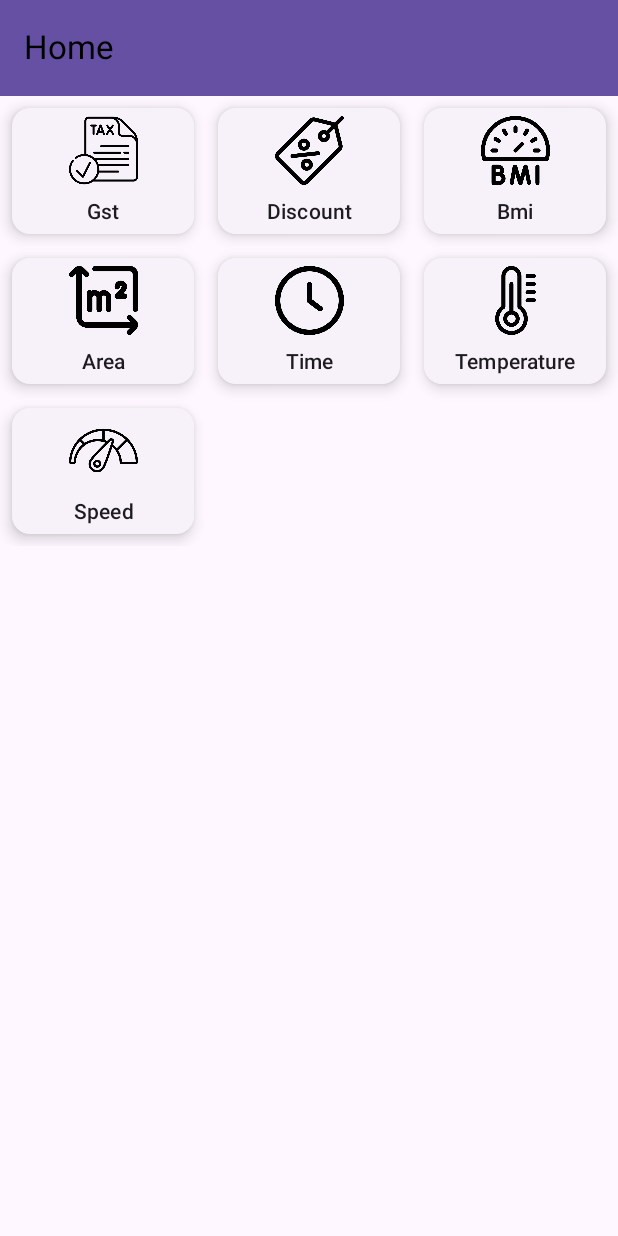
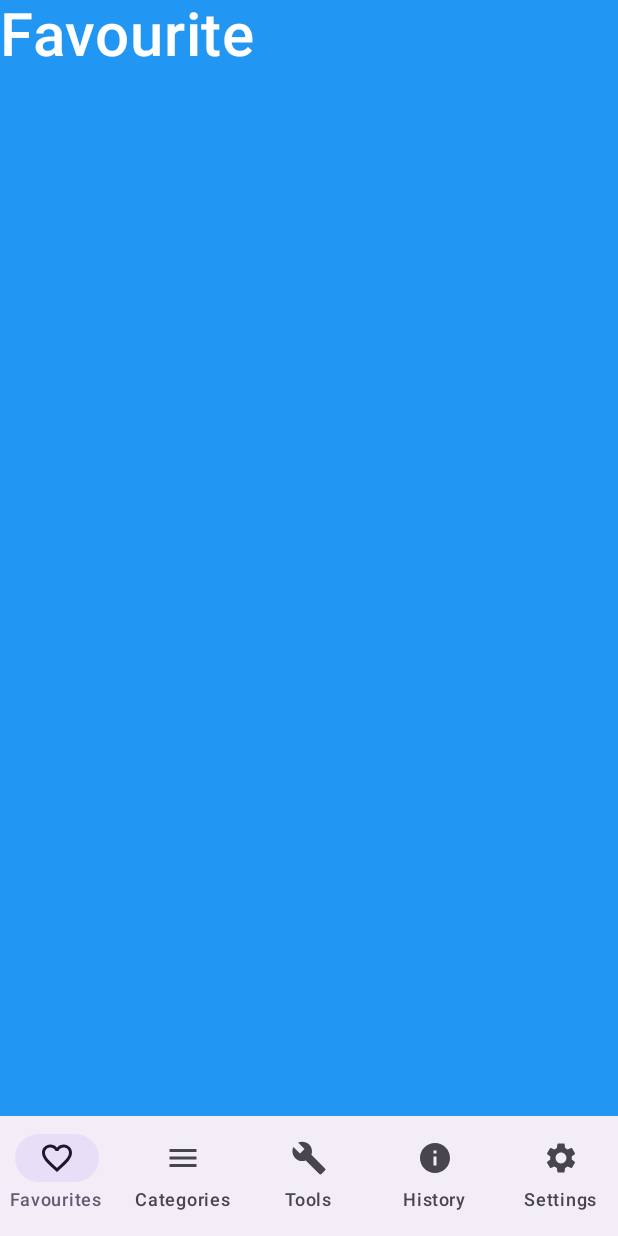
Before and after one commit to arghadasofficial/unit-converterx-android, an Android app built with Jetpack Compose: the screen it shows after launch (MainActivity), on a phone screen of 412 x 824 dp. Run offline under Robolectric (Android 15) with nearby library versions, the phone set to English and light mode, and no system bars; our stand-ins replace Dagger/Hilt's generated code.

Commit message:
BottomNavigation added

```diff
--- a/app/build.gradle.kts
+++ b/app/build.gradle.kts
@@ -13,8 +13,8 @@ android {
         applicationId = "com.scriptintech.unitconverterx"
         minSdk = 24
         targetSdk = 34
-        versionCode = 123
-        versionName = "1.0"
+        versionCode = 124
+        versionName = "1.2"
 
         testInstrumentationRunner = "androidx.test.runner.AndroidJUnitRunner"
         vectorDrawables {
--- a/app/src/main/java/com/scriptintech/unitconverterx/MainActivity.kt
+++ b/app/src/main/java/com/scriptintech/unitconverterx/MainActivity.kt
@@ -9,6 +9,7 @@ import androidx.compose.material3.Surface
 import androidx.compose.runtime.Composable
 import androidx.compose.ui.Modifier
 import com.scriptintech.unitconverterx.navigations.UnitNavigation
+import com.scriptintech.unitconverterx.screens.MainScreen
 import com.scriptintech.unitconverterx.ui.theme.UnitConverterXTheme
 import dagger.hilt.android.AndroidEntryPoint
 
@@ -18,7 +19,8 @@ class MainActivity : ComponentActivity() {
         super.onCreate(savedInstanceState)
         setContent {
             App {
-                UnitNavigation()
+                MainScreen()
+                //UnitNavigation()
             }
         }
     }
--- /dev/null
+++ b/app/src/main/java/com/scriptintech/unitconverterx/navigations/UNavigationItems.kt
@@ -0,0 +1,24 @@
+package com.scriptintech.unitconverterx.navigations
+
+import androidx.compose.material.icons.Icons
+import androidx.compose.material.icons.filled.Build
+import androidx.compose.material.icons.filled.FavoriteBorder
+import androidx.compose.material.icons.filled.Info
+import androidx.compose.material.icons.filled.Menu
+import androidx.compose.material.icons.filled.Settings
+import androidx.compose.ui.graphics.vector.ImageVector
+
+data class BottomNavItems(
+    val label: String,
+    val icon: ImageVector,
+)
+
+fun getBottomNavItemsList() : List<BottomNavItems> {
+    return listOf(
+        BottomNavItems("Favourites", Icons.Default.FavoriteBorder),
+        BottomNavItems("Categories", Icons.Default.Menu),
+        BottomNavItems("Tools", Icons.Default.Build),
+        BottomNavItems("History", Icons.Default.Info),
+        BottomNavItems("Settings", Icons.Default.Settings),
+    )
+}
--- /dev/null
+++ b/app/src/main/java/com/scriptintech/unitconverterx/navigations/UNavigationRoutes.kt
@@ -0,0 +1 @@
+package com.scriptintech.unitconverterx.navigations
--- /dev/null
+++ b/app/src/main/java/com/scriptintech/unitconverterx/screens/FavouriteScreen.kt
@@ -0,0 +1,27 @@
+package com.scriptintech.unitconverterx.screens
+
+import androidx.compose.foundation.background
+import androidx.compose.foundation.layout.Column
+import androidx.compose.foundation.layout.fillMaxSize
+import androidx.compose.material3.Text
+import androidx.compose.runtime.Composable
+import androidx.compose.ui.Modifier
+import androidx.compose.ui.graphics.Color
+import androidx.compose.ui.text.font.FontWeight
+import androidx.compose.ui.unit.sp
+
+@Composable
+fun FavouriteScreen(modifier: Modifier = Modifier) {
+    Column(
+        modifier = Modifier
+            .fillMaxSize()
+            .background(color = Color(0xFF2196F3))
+    ) {
+        Text(
+            text = "Favourite",
+            fontSize = 40.sp,
+            fontWeight = FontWeight.SemiBold,
+            color = Color.White
+        )
+    }
+}
--- a/app/src/main/java/com/scriptintech/unitconverterx/screens/HomeScreen.kt
+++ b/app/src/main/java/com/scriptintech/unitconverterx/screens/HomeScreen.kt
@@ -2,19 +2,29 @@ package com.scriptintech.unitconverterx.screens
 
 import androidx.compose.foundation.layout.Column
 import androidx.compose.foundation.layout.PaddingValues
+import androidx.compose.foundation.layout.fillMaxSize
 import androidx.compose.foundation.layout.padding
 import androidx.compose.material3.ExperimentalMaterial3Api
+import androidx.compose.material3.Icon
 import androidx.compose.material3.MaterialTheme
+import androidx.compose.material3.NavigationBar
+import androidx.compose.material3.NavigationBarItem
 import androidx.compose.material3.Scaffold
 import androidx.compose.material3.Text
 import androidx.compose.material3.TopAppBar
 import androidx.compose.material3.TopAppBarDefaults
 import androidx.compose.runtime.Composable
+import androidx.compose.runtime.getValue
+import androidx.compose.runtime.mutableIntStateOf
+import androidx.compose.runtime.remember
+import androidx.compose.runtime.setValue
 import androidx.compose.ui.Modifier
 import androidx.compose.ui.graphics.Color
+import androidx.compose.ui.tooling.preview.Preview
 import androidx.navigation.NavController
 import com.scriptintech.unitconverterx.components.UVerticalGrid
 import com.scriptintech.unitconverterx.navigations.ConverterNavItems
+import com.scriptintech.unitconverterx.navigations.getBottomNavItemsList
 import com.scriptintech.unitconverterx.navigations.getNavigationItemsList
 
 @OptIn(ExperimentalMaterial3Api::class)
@@ -30,6 +40,7 @@ fun HomeScreen(navController: NavController) {
         MainContent(paddingValues = it, navController = navController)
     }
 }
+
 @Composable
 private fun MainContent(
     paddingValues: PaddingValues,
@@ -42,3 +53,44 @@ private fun MainContent(
         })
     }
 }
+
+@Preview
+@Composable
+fun MainScreen(modifier: Modifier = Modifier) {
+
+    var selectedIndex by remember {
+        mutableIntStateOf(0)
+    }
+
+    Scaffold(
+        modifier = Modifier.fillMaxSize(),
+        bottomBar = {
+            NavigationBar {
+                getBottomNavItemsList().forEachIndexed { index, bottomNavItems ->
+                    NavigationBarItem(
+                        selected = selectedIndex == index,
+                        onClick = { selectedIndex = index },
+                        icon = {
+                            Icon(imageVector = bottomNavItems.icon, contentDescription = null)
+                        },
+                        label = {
+                            Text(text = bottomNavItems.label)
+                        })
+                }
+            }
+        }
+    ) { innerPadding ->
+        ContentScreen(modifier = Modifier.padding(innerPadding), selectedIndex)
+    }
+}
+
+@Composable
+fun ContentScreen(modifier: Modifier = Modifier, selectedIndex: Int) {
+    when(selectedIndex) {
+        0-> FavouriteScreen()
+        1-> CategoriesScreen()
+        2-> ToolsScreen()
+        3-> HistoryScreen()
+        4-> FavouriteScreen()
+    }
+}
--- a/app/src/main/res/values/strings.xml
+++ b/app/src/main/res/values/strings.xml
@@ -1,3 +1,3 @@
 <resources>
-    <string name="app_name">SimpleXUnit</string>
+    <string name="app_name">Unit Converter X</string>
 </resources>
```
Also changed, not shown: app/src/main/java/com/scriptintech/unitconverterx/navigations/UNavigation.kt (added, +9 -0 lines), app/src/main/java/com/scriptintech/unitconverterx/screens/CategoriesScreen.kt (added, +27 -0 lines), app/src/main/java/com/scriptintech/unitconverterx/screens/History.kt (added, +27 -0 lines), app/src/main/java/com/scriptintech/unitconverterx/screens/Tools.kt (added, +27 -0 lines), app/src/main/java/com/scriptintech/unitconverterx/screens/unitscreens/time/TimeScreen.kt (+13 -4 lines).
